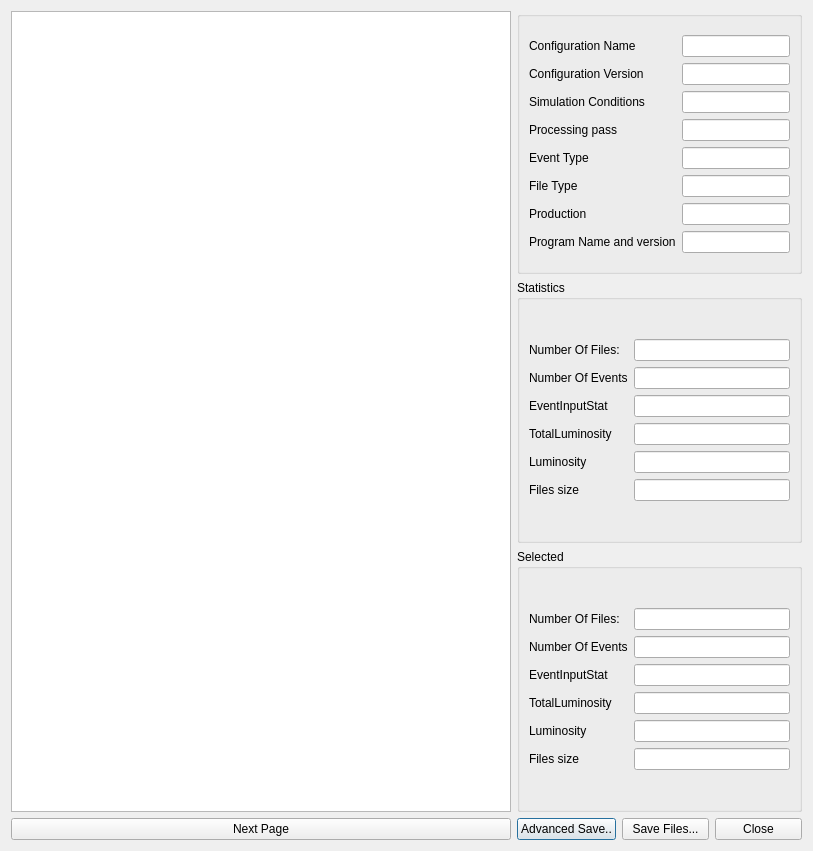
This is LHCbDIRAC/NewBookkeepingSystem/Gui/Widget/FileDialog.ui in antolu/LHCbDIRAC as Qt 5 draws it before an edit. The edited form follows.
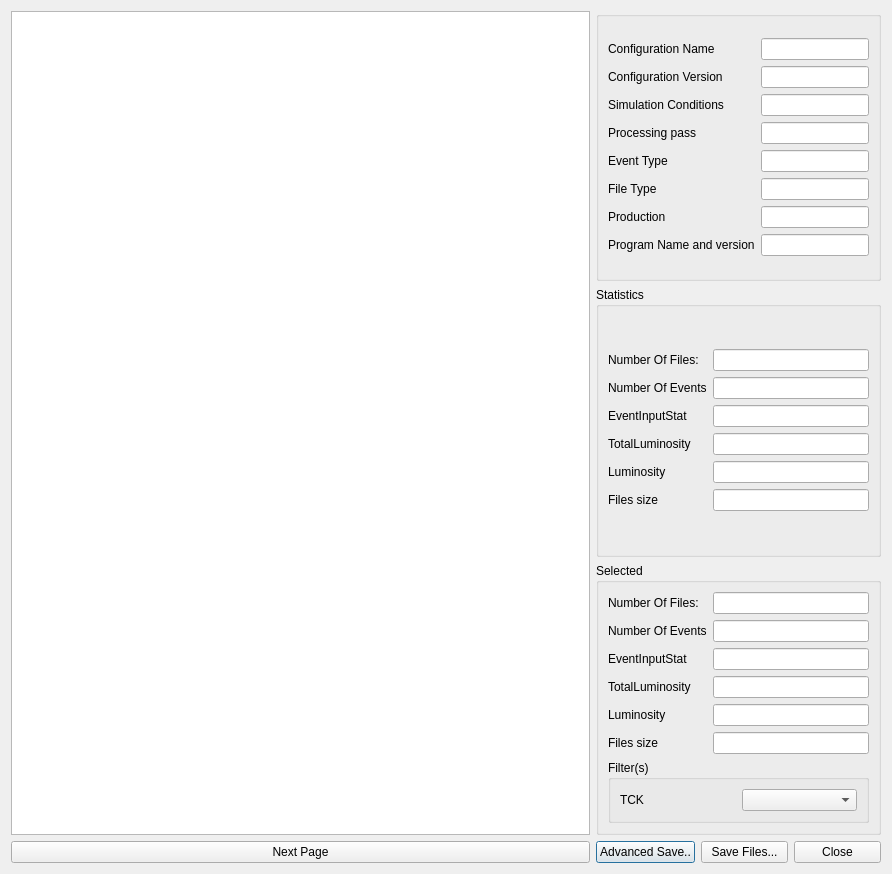
This is the edited form.

What changed in the file:
```diff
--- a/LHCbDIRAC/NewBookkeepingSystem/Gui/Widget/FileDialog.ui
+++ b/LHCbDIRAC/NewBookkeepingSystem/Gui/Widget/FileDialog.ui
@@ -4,12 +4,12 @@
   <property name="windowModality" >
    <enum>Qt::ApplicationModal</enum>
   </property>
-  <property name="geometry" >
+  <property name="geometry">
    <rect>
     <x>0</x>
     <y>0</y>
-    <width>813</width>
-    <height>851</height>
+    <width>892</width>
+    <height>874</height>
    </rect>
   </property>
   <property name="windowTitle" >
@@ -322,6 +322,25 @@
         </item>
        </layout>
       </item>
+      <item row="1" column="0">
+       <widget class="QGroupBox" name="groupBox_4">
+        <property name="title">
+         <string>Filter(s)</string>
+        </property>
+        <layout class="QGridLayout" name="gridLayout">
+         <item row="0" column="0">
+          <widget class="QLabel" name="label_21">
+           <property name="text">
+            <string>TCK</string>
+           </property>
+          </widget>
+         </item>
+         <item row="0" column="1">
+          <widget class="QComboBox" name="tckcombo"/>
+         </item>
+        </layout>
+       </widget>
+      </item>
      </layout>
     </widget>
    </item>
```
Left out of the diff: 309 changed lines with no effect on the pictures.
